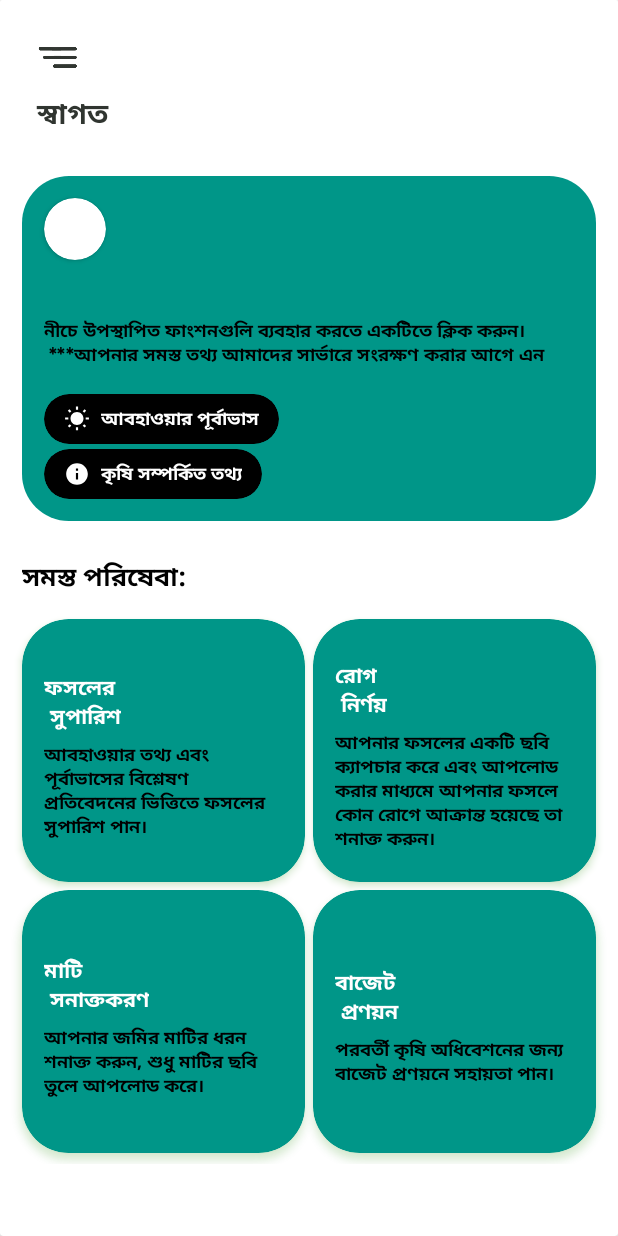
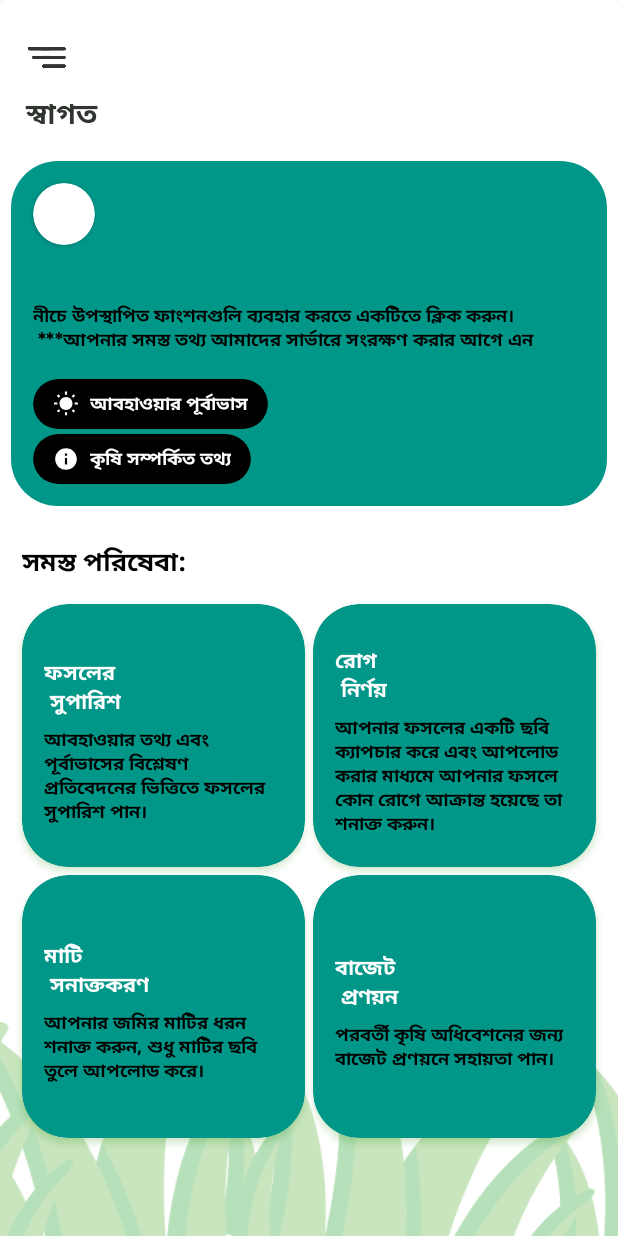
Before and after one commit to sherimello/kirshokerBondhu, an Android app: the MainActivity screen opened directly, with no data from a screen before it, on a phone screen of 412 x 824 dp. Run offline under Robolectric (Android 15) with nearby library versions, the phone set to English and light mode, and no system bars; our stand-ins replace Firebase (no records; nobody signed in at launch, a user with empty details on screens opened directly); pictures from the network do not load; 2 statements that could not run were skipped.

```diff
--- a/app/src/main/java/com/example/kirshokerbondhu/activities/MainActivity.java
+++ b/app/src/main/java/com/example/kirshokerbondhu/activities/MainActivity.java
@@ -21,7 +21,9 @@ import android.widget.Toast;
 import androidx.appcompat.app.AppCompatActivity;
 import androidx.cardview.widget.CardView;
 import androidx.constraintlayout.widget.ConstraintLayout;
+import androidx.core.content.res.ResourcesCompat;
 
+import com.bumptech.glide.Glide;
 import com.example.kirshokerbondhu.R;
 import com.example.kirshokerbondhu.classes.OnSwipeTouchListener;
 import com.example.kirshokerbondhu.classes.TypeWriter;
@@ -41,6 +43,7 @@ public class MainActivity extends AppCompatActivity implements View.OnClickListe
     private GoogleSignInClient mGoogleSignInClient;
     private FirebaseAuth mAuth;
     private Button button_signout;
+    private ImageView image_bg;
     public ImageView image_menu, image_dp;
     private LinearLayout linear_info;
     private CardView card_info, card_weather, card_main, card_crop_recommendation, card_budget_formulation;
@@ -62,6 +65,7 @@ public class MainActivity extends AppCompatActivity implements View.OnClickListe
 
         button_signout = findViewById(R.id.button_signout);
         image_menu = findViewById(R.id.image_menu);
+        image_bg = findViewById(R.id.image_bg);
         linear_info = findViewById(R.id.linear_info);
         image_dp = findViewById(R.id.image_dp);
         card_main = findViewById(R.id.card_main);
@@ -82,6 +86,11 @@ public class MainActivity extends AppCompatActivity implements View.OnClickListe
         card_budget_formulation = findViewById(R.id.card_budget_formulation);
 
         setUpHeaderInfo();
+
+        Glide.with(this)
+                .load(ResourcesCompat.getDrawable(getResources(), R.drawable.grass, null))
+                .disallowHardwareConfig()
+                .into(image_bg);
 
         button_signout.setOnClickListener(view -> signOut());
         image_menu.setOnClickListener(this);
@@ -244,12 +253,6 @@ public class MainActivity extends AppCompatActivity implements View.OnClickListe
         }
         if (linear_info.getVisibility() == View.VISIBLE) {
             linear_info.animate().alpha(0).setDuration(500);
-            new Handler().postDelayed(new Runnable() {
-                @Override
-                public void run() {
-//                    linear_info.setVisibility(View.GONE);
-                }
-            }, 1000);
         }
         else
             finishAffinity();
--- a/app/src/main/java/com/example/kirshokerbondhu/activities/Weather.java
+++ b/app/src/main/java/com/example/kirshokerbondhu/activities/Weather.java
@@ -2,6 +2,7 @@ package com.example.kirshokerbondhu.activities;
 
 import androidx.appcompat.app.AppCompatActivity;
 
+import android.annotation.SuppressLint;
 import android.content.Intent;
 import android.os.Bundle;
 import android.webkit.WebSettings;
@@ -14,6 +15,7 @@ public class Weather extends AppCompatActivity {
 
     private WebView web_weather;
 
+    @SuppressLint("SetJavaScriptEnabled")
     @Override
     protected void onCreate(Bundle savedInstanceState) {
         super.onCreate(savedInstanceState);
@@ -25,6 +27,9 @@ public class Weather extends AppCompatActivity {
         WebSettings webSettings=web_weather.getSettings();
         webSettings.setJavaScriptEnabled(true);
         webSettings.setBuiltInZoomControls(true);
+        webSettings.setUserAgentString(
+                "Mozilla/5.0 (Windows NT 6.1; rv:13.0) Gecko/20100101 Firefox/12");
+
         web_weather.canGoBack();
         web_weather.setWebViewClient(new WebViewClient() {
             @Override
@@ -36,6 +41,7 @@ public class Weather extends AppCompatActivity {
         });
         web_weather.canGoForward();
         web_weather.loadUrl("https://www.accuweather.com/bn/bd/chittagong/27822/weather-forecast/27822");
+//        web_weather.loadUrl("https://www-ventusky-com.translate.goog/22.331;91.841?_x_tr_sl=en&_x_tr_tl=bn&_x_tr_hl=en&_x_tr_pto=wapp");
     }
 
     @Override
--- a/app/src/main/res/layout/activity_main.xml
+++ b/app/src/main/res/layout/activity_main.xml
@@ -23,6 +23,21 @@
         app:layout_constraintStart_toStartOf="parent"
         app:layout_constraintTop_toTopOf="parent">
 
+        <ImageView
+            android:id="@+id/image_bg"
+            android:layout_width="match_parent"
+            android:layout_height="match_parent"
+            android:alpha=".35"
+            android:contentDescription="@string/splash_background"
+            android:scaleType="centerCrop"
+            android:src="@drawable/grass"
+            android:transitionName="@string/Continue"
+            app:layout_constraintBottom_toBottomOf="parent"
+            app:layout_constraintEnd_toEndOf="parent"
+            app:layout_constraintStart_toStartOf="parent"
+            app:layout_constraintTop_toTopOf="parent" />
+
+
         <androidx.coordinatorlayout.widget.CoordinatorLayout
             android:layout_width="match_parent"
             android:layout_height="match_parent"
@@ -36,7 +51,7 @@
                 android:layout_width="match_parent"
                 android:layout_height="wrap_content"
                 android:animateLayoutChanges="true"
-                android:background="@color/white"
+                android:background="@color/transparent"
                 android:fitsSystemWindows="true"
                 android:translationZ="0.1dp"
                 app:elevation="0dp">
@@ -47,12 +62,12 @@
                     android:layout_height="match_parent"
                     android:animateLayoutChanges="true"
                     android:fitsSystemWindows="true"
-                    app:collapsedTitleGravity="end"
-                    android:layout_marginStart="7dp"
-                    android:layout_marginEnd="7dp"
+                    app:collapsedTitleGravity="center"
+                    android:layout_marginStart="0dp"
+                    android:layout_marginEnd="0dp"
                     android:layout_marginTop="7dp"
                     app:collapsedTitleTextAppearance="@style/TextAppearance.Expanded"
-                    app:contentScrim="?attr/colorPrimary"
+                    app:contentScrim="#009688"
                     app:expandedTitleGravity="top"
                     app:expandedTitleMarginStart="17dp"
                     app:expandedTitleMarginTop="49dp"
@@ -64,7 +79,7 @@
                             android:layout_width="match_parent"
                             android:layout_height="wrap_content"
                             android:layout_marginLeft="7dp"
-                            android:layout_marginTop="110dp"
+                            android:layout_marginTop="100dp"
                             android:layout_marginRight="7dp"
                             android:padding="7dp"
                             android:background="@drawable/bottom_left_curve"
--- a/app/src/main/res/values/themes.xml
+++ b/app/src/main/res/values/themes.xml
@@ -27,7 +27,7 @@
         <item name="android:fontFamily">@font/bontserrat_bold</item>
         <item name="backgroundColor">#ffffff</item>
         <item name="android:textColorPrimary">#ffffff</item>
-        <item name="android:textColor">@color/greenishGrey</item>
+        <item name="android:textColor">@color/white</item>
     </style>
 
     <style name="AppBottomSheetDialogTheme"
```
Also changed, not shown: app/src/main/res/drawable/grass.gif (added), 1 other file.
